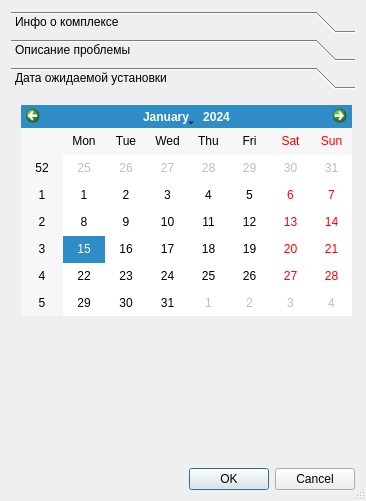
Above: ui/addIncident.ui from evgs89/mvsremont before the change. Below: the same form after it.
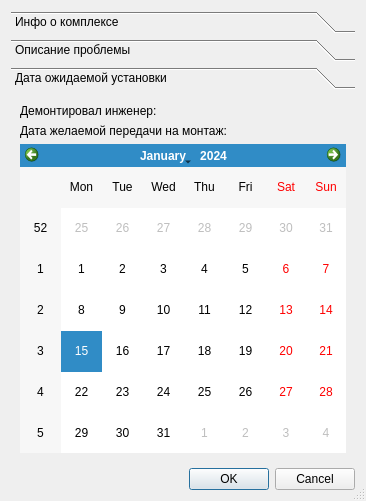
That is the form after the change. The open tabs and pages were chosen to show the change.

Commit message: addIncident almost finished

What changed in the file:
```diff
--- a/ui/addIncident.ui
+++ b/ui/addIncident.ui
@@ -146,19 +146,39 @@
       </layout>
      </widget>
      <widget class="QWidget" name="page_3">
+      <property name="geometry">
+       <rect>
+        <x>0</x>
+        <y>0</y>
+        <width>257</width>
+        <height>253</height>
+       </rect>
+      </property>
       <attribute name="label">
        <string>Дата ожидаемой установки</string>
       </attribute>
-      <widget class="QCalendarWidget" name="desiredFinishDateCalendar">
-       <property name="geometry">
-        <rect>
-         <x>10</x>
-         <y>10</y>
-         <width>331</width>
-         <height>211</height>
-        </rect>
-       </property>
-      </widget>
+      <layout class="QVBoxLayout" name="verticalLayout_3">
+       <item>
+        <widget class="QLabel" name="label_7">
+         <property name="text">
+          <string>Демонтировал инженер:</string>
+         </property>
+        </widget>
+       </item>
+       <item>
+        <layout class="QVBoxLayout" name="brigadeLayout"/>
+       </item>
+       <item>
+        <widget class="QLabel" name="label_8">
+         <property name="text">
+          <string>Дата желаемой передачи на монтаж:</string>
+         </property>
+        </widget>
+       </item>
+       <item>
+        <widget class="QCalendarWidget" name="desiredFinishDateCalendar"/>
+       </item>
+      </layout>
      </widget>
     </widget>
    </item>
```
Left out of the diff: 21 changed lines with no effect on the pictures. The commit also changes 5 other files.
